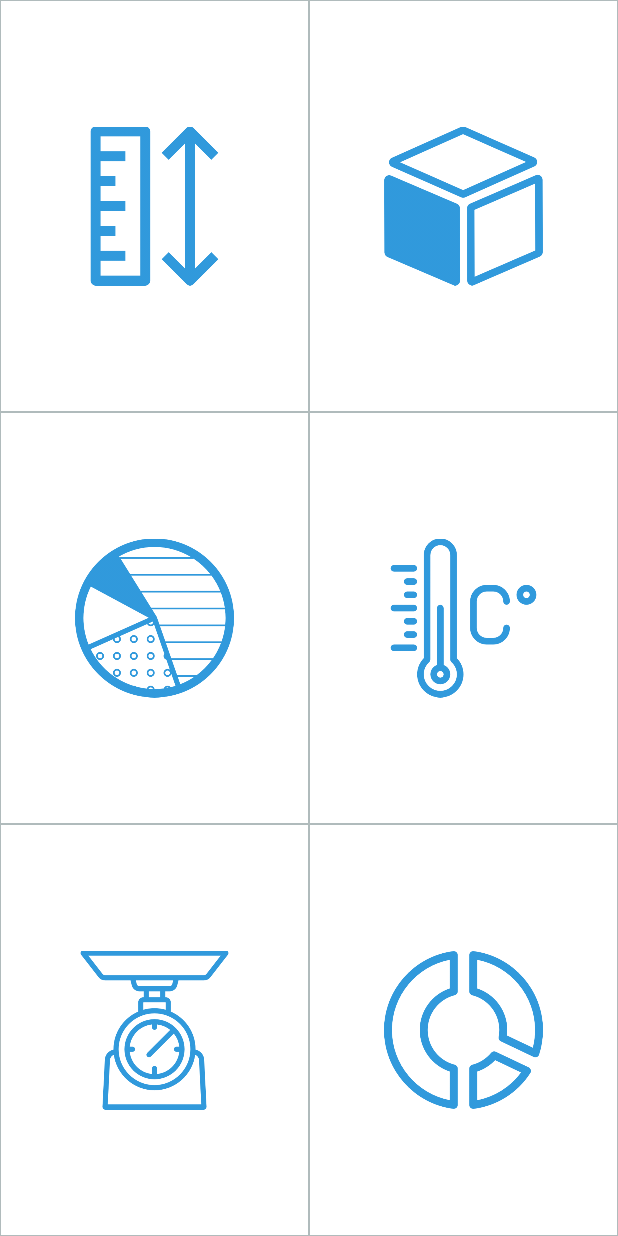
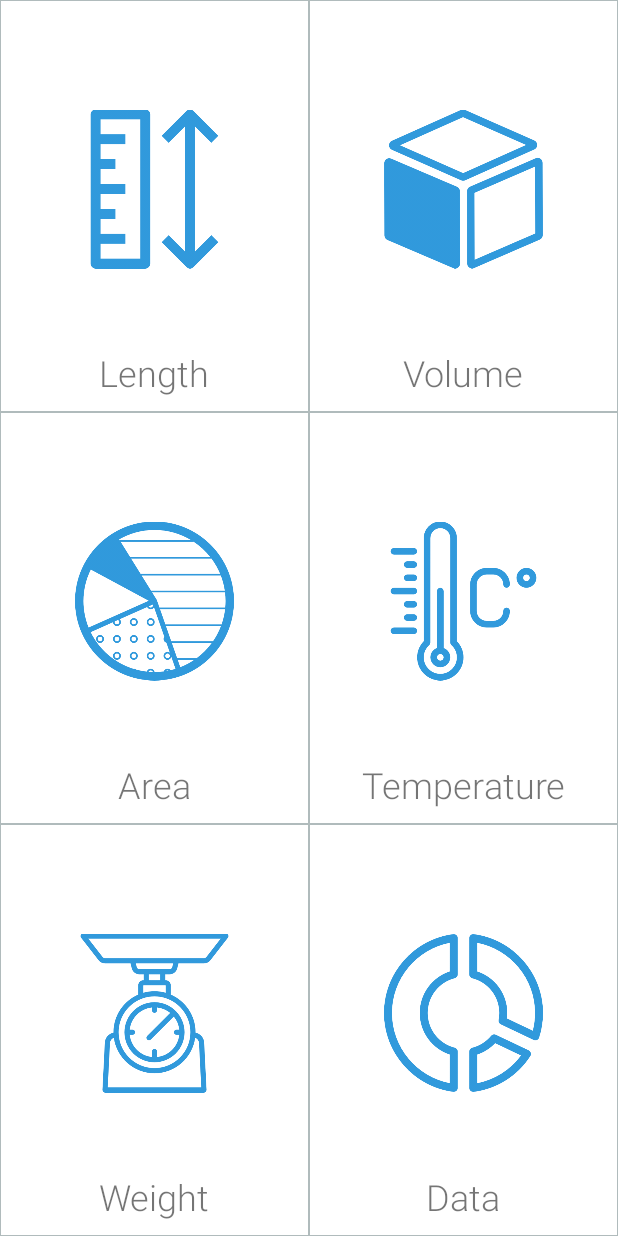
Before and after one commit to abhii2028/Convertoroid, an Android app: the screen it shows after launch (ConvertorActivity), after a tap on an icon or button, on a phone screen of 412 x 824 dp. Run offline under Robolectric (Android 15) with nearby library versions, the phone set to English and light mode, and no system bars; Roboto replaces fonts that are not available here; 6 statements that could not run were skipped.

Commit message:
First Release

```diff
--- a/app/src/main/java/com/example/abhijeet/convertoroid/Activities/CalculatorActivity.java
+++ b/app/src/main/java/com/example/abhijeet/convertoroid/Activities/CalculatorActivity.java
@@ -256,9 +256,6 @@ public class CalculatorActivity extends AppCompatActivity {
             @Override
             public void onClick(View view) {
 
-//                mExplosionField.explode(resultTextView);
-//                mExplosionField.explode(summuryTextView);
-
                 resultTextView.setText("0");
                 summuryTextView.setText("");
 
--- a/app/src/main/java/com/example/abhijeet/convertoroid/Activities/ConvertorActivity.java
+++ b/app/src/main/java/com/example/abhijeet/convertoroid/Activities/ConvertorActivity.java
@@ -553,7 +553,7 @@ public class ConvertorActivity extends AppCompatActivity {
 
     public void calculation()
     {
-        if (Objects.equals(upTempString, "") && Objects.equals(downTempString, ""))
+        if (Objects.equals(upTempString, "") || Objects.equals(downTempString, ""))
         {
             Toast.makeText(ConvertorActivity.this, "Give some input", Toast.LENGTH_SHORT).show();
         }
--- a/app/src/main/res/drawable/splash.xml
+++ b/app/src/main/res/drawable/splash.xml
@@ -7,9 +7,8 @@
     <item>
         <bitmap
             android:gravity="center"
-            android:src="@drawable/data"
+            android:src="@mipmap/ic_launcher"
             />
-
 
     </item>
 
--- a/app/src/main/res/layout/unit_menu.xml
+++ b/app/src/main/res/layout/unit_menu.xml
@@ -15,15 +15,44 @@
         android:layout_weight="1"
         >
 
+        <LinearLayout
+            android:layout_width="match_parent"
+            android:layout_height="match_parent"
+            android:orientation="vertical"
+            android:layout_weight="1"
+            android:background="@drawable/border"
+            >
+
             <ImageView
                 android:id="@+id/unit_length"
                 android:layout_width="match_parent"
                 android:layout_height="match_parent"
                 android:layout_weight="1"
                 android:src="@drawable/length"
-            android:padding="50dp"
+                android:paddingTop="50dp"
+                android:paddingLeft="50dp"
+                android:paddingRight="50dp"
+                android:paddingBottom="20dp"
+                />
+            <TextView
+                android:layout_width="match_parent"
+                android:layout_height="wrap_content"
+                android:text="Length"
+                android:gravity="center"
+                android:textSize="24sp"
+                android:padding="10sp"
+                android:fontFamily="sans-serif-light"
+                />
+
+        </LinearLayout>
+
+        <LinearLayout
+            android:layout_width="match_parent"
+            android:layout_height="match_parent"
+            android:orientation="vertical"
+            android:layout_weight="1"
             android:background="@drawable/border"
-            />
+            >
 
             <ImageView
                 android:id="@+id/unit_volume"
@@ -31,10 +60,22 @@
                 android:layout_height="match_parent"
                 android:layout_weight="1"
                 android:src="@drawable/volume"
-            android:padding="50dp"
-            android:background="@drawable/border"
+                android:paddingTop="50dp"
+                android:paddingLeft="50dp"
+                android:paddingRight="50dp"
+                android:paddingBottom="20dp"
+                />
+            <TextView
+                android:layout_width="match_parent"
+                android:layout_height="wrap_content"
+                android:text="Volume"
+                android:gravity="center"
+                android:textSize="24sp"
+                android:padding="10sp"
+                android:fontFamily="sans-serif-light"
                 />
 
+        </LinearLayout>
 
     </LinearLayout>
 
@@ -46,15 +87,44 @@
         android:layout_weight="1"
         >
 
+        <LinearLayout
+            android:layout_width="match_parent"
+            android:layout_height="match_parent"
+            android:orientation="vertical"
+            android:layout_weight="1"
+            android:background="@drawable/border"
+            >
+
             <ImageView
                 android:id="@+id/unit_area"
                 android:layout_width="match_parent"
                 android:layout_height="match_parent"
                 android:layout_weight="1"
                 android:src="@drawable/area"
-            android:padding="50dp"
+                android:paddingTop="50dp"
+                android:paddingLeft="50dp"
+                android:paddingRight="50dp"
+                android:paddingBottom="20dp"
+                />
+            <TextView
+                android:layout_width="match_parent"
+                android:layout_height="wrap_content"
+                android:text="Area"
+                android:gravity="center"
+                android:textSize="24sp"
+                android:padding="10sp"
+                android:fontFamily="sans-serif-light"
+                />
+
+        </LinearLayout>
+
+        <LinearLayout
+            android:layout_width="match_parent"
+            android:layout_height="match_parent"
+            android:orientation="vertical"
+            android:layout_weight="1"
             android:background="@drawable/border"
-            />
+            >
 
             <ImageView
                 android:id="@+id/unit_temperature"
@@ -62,10 +132,22 @@
                 android:layout_height="match_parent"
                 android:layout_weight="1"
                 android:src="@drawable/temperature"
-            android:padding="50dp"
-            android:background="@drawable/border"
+                android:paddingTop="50dp"
+                android:paddingLeft="50dp"
+                android:paddingRight="50dp"
+                android:paddingBottom="20dp"
+                />
+            <TextView
+                android:layout_width="match_parent"
+                android:layout_height="wrap_content"
+                android:text="Temperature"
+                android:gravity="center"
+                android:textSize="24sp"
+                android:padding="10sp"
+                android:fontFamily="sans-serif-light"
                 />
 
+        </LinearLayout>
 
     </LinearLayout>
 
@@ -77,15 +159,44 @@
         android:layout_weight="1"
         >
 
+        <LinearLayout
+            android:layout_width="match_parent"
+            android:layout_height="match_parent"
+            android:orientation="vertical"
+            android:layout_weight="1"
+            android:background="@drawable/border"
+            >
+
             <ImageView
                 android:id="@+id/unit_weight"
                 android:layout_width="match_parent"
                 android:layout_height="match_parent"
                 android:layout_weight="1"
                 android:src="@drawable/weight"
-            android:padding="50dp"
+                android:paddingTop="50dp"
+                android:paddingLeft="50dp"
+                android:paddingRight="50dp"
+                android:paddingBottom="20dp"
+                />
+            <TextView
+                android:layout_width="match_parent"
+                android:layout_height="wrap_content"
+                android:text="Weight"
+                android:gravity="center"
+                android:textSize="24sp"
+                android:padding="10sp"
+                android:fontFamily="sans-serif-light"
+                />
+
+        </LinearLayout>
+
+        <LinearLayout
+            android:layout_width="match_parent"
+            android:layout_height="match_parent"
+            android:orientation="vertical"
+            android:layout_weight="1"
             android:background="@drawable/border"
-            />
+            >
 
             <ImageView
                 android:id="@+id/unit_data"
@@ -93,11 +204,23 @@
                 android:layout_height="match_parent"
                 android:layout_weight="1"
                 android:src="@drawable/data"
-            android:padding="50dp"
-            android:background="@drawable/border"
+                android:paddingTop="50dp"
+                android:paddingLeft="50dp"
+                android:paddingRight="50dp"
+                android:paddingBottom="20dp"
                 />
-
+            <TextView
+                android:layout_width="match_parent"
+                android:layout_height="wrap_content"
+                android:text="Data"
+                android:gravity="center"
+                android:textSize="24sp"
+                android:padding="10sp"
+                android:fontFamily="sans-serif-light"
+                />
 
         </LinearLayout>
 
     </LinearLayout>
+
+</LinearLayout>
--- a/app/src/main/res/values/colors.xml
+++ b/app/src/main/res/values/colors.xml
@@ -8,4 +8,5 @@
     <color name="shadow">#b0bbbc</color>
 
     <color name="red">#e74c3c</color>
+    <color name="grey">#502c3e50</color>
 </resources>
```
Also changed, not shown: app/src/main/res/drawable/border_calc.xml (added, +15 -0 lines), app/src/main/res/layout/activity_calculator.xml (+18 -25 lines), app/src/main/ic_launcher-web.png (added), app/src/main/res/mipmap-hdpi/ic_launcher.png, app/src/main/res/mipmap-mdpi/ic_launcher.png, app/src/main/res/mipmap-xhdpi/ic_launcher.png, app/src/main/res/mipmap-xxhdpi/ic_launcher.png, app/src/main/res/mipmap-xxxhdpi/ic_launcher.png. Lines whose indentation alone changed are shown as unchanged.
